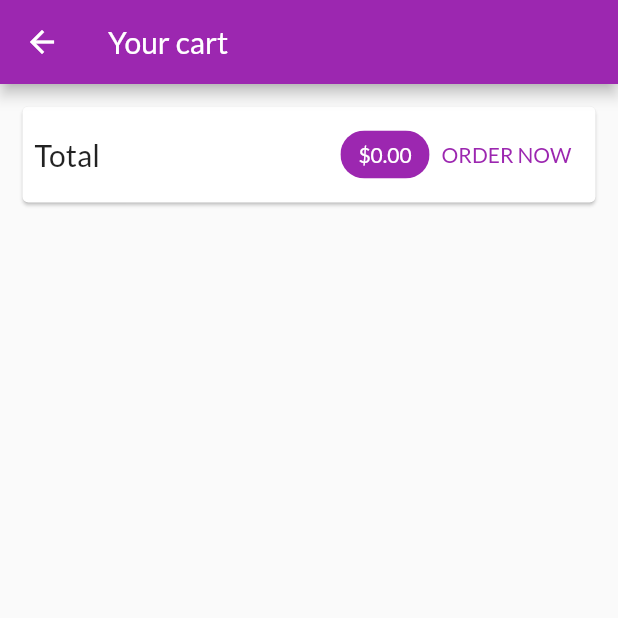
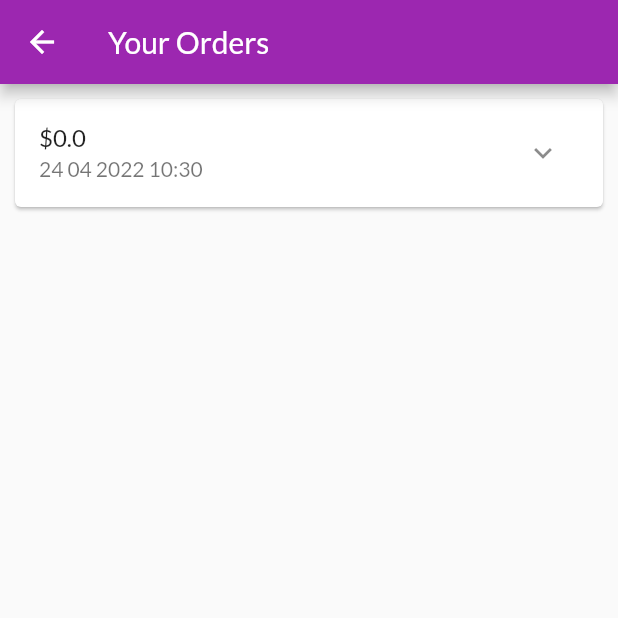
Before and after one commit to ditateum/shop_app_flutter, a Flutter app: the CartScreen screen opened by its route, after a tap on "ORDER NOW", on a phone screen of 412 x 824 dp, the top half of it. Run offline on Flutter 3.47's test engine with Material 2 defaults, Android fonts, the phone set to English and light mode, and no system bars; network calls fail.

Commit message:
adding an orders screen

```diff
--- a/lib/main.dart
+++ b/lib/main.dart
@@ -4,6 +4,7 @@ import 'package:provider/provider.dart';
 import './screens/products_overview_screen.dart';
 import './screens/product_detail_screen.dart';
 import './screens/cart_screen.dart';
+import './screens/orders_screen.dart';
 import './providers/products.dart';
 import './providers/cart.dart';
 import './providers/orders.dart';
@@ -44,6 +45,7 @@ class MyApp extends StatelessWidget {
         routes: {
           ProductDetailScreen.routeName: (ctx) => const ProductDetailScreen(),
           CartScreen.routeName: (ctx) => const CartScreen(),
+          OrdersScreen.routeName: (ctx) => const OrdersScreen(),
         },
       ),
     );
--- a/lib/screens/cart_screen.dart
+++ b/lib/screens/cart_screen.dart
@@ -4,6 +4,7 @@ import 'package:provider/provider.dart';
 import '../providers/cart.dart' show Cart;
 import '../providers/orders.dart';
 import '../widgets/cart_item.dart';
+import './orders_screen.dart';
 
 class CartScreen extends StatelessWidget {
   static const routeName = '/cart';
@@ -51,6 +52,7 @@ class CartScreen extends StatelessWidget {
                         cart.items.values.toList(),
                         cart.totalAmount,
                       );
+                      Navigator.pushNamed(context, OrdersScreen.routeName);
                       cart.clear();
                     },
                     child: Text(
--- /dev/null
+++ b/lib/screens/orders_screen.dart
@@ -0,0 +1,25 @@
+import 'package:flutter/material.dart';
+import 'package:provider/provider.dart';
+
+import '../providers/orders.dart' show Orders;
+import '../widgets/order_item.dart';
+
+class OrdersScreen extends StatelessWidget {
+  static const routeName = '/order';
+
+  const OrdersScreen({Key? key}) : super(key: key);
+
+  @override
+  Widget build(BuildContext context) {
+    final orderData = Provider.of<Orders>(context);
+    return Scaffold(
+      appBar: AppBar(
+        title: const Text('Your Orders'),
+      ),
+      body: ListView.builder(
+        itemCount: orderData.orders.length,
+        itemBuilder: (context, index) => OrderItem(orderData.orders[index]),
+      ),
+    );
+  }
+}
--- /dev/null
+++ b/lib/widgets/order_item.dart
@@ -0,0 +1,31 @@
+import 'package:flutter/material.dart';
+import 'package:intl/intl.dart';
+
+import '../providers/orders.dart' as ord;
+
+class OrderItem extends StatelessWidget {
+  final ord.OrderItem order;
+
+  const OrderItem(this.order, {Key? key}) : super(key: key);
+
+  @override
+  Widget build(BuildContext context) {
+    return Card(
+      margin: const EdgeInsets.all(10),
+      child: Column(
+        children: [
+          ListTile(
+            title: Text('\$${order.amount}'),
+            subtitle: Text(
+              DateFormat('dd MM yyyy hh:mm').format(order.dateTime),
+            ),
+            trailing: IconButton(
+              onPressed: () {},
+              icon: const Icon(Icons.expand_more),
+            ),
+          ),
+        ],
+      ),
+    );
+  }
+}
```
Also changed, not shown: pubspec.yaml (+1 -6 lines), pubspec.lock.
